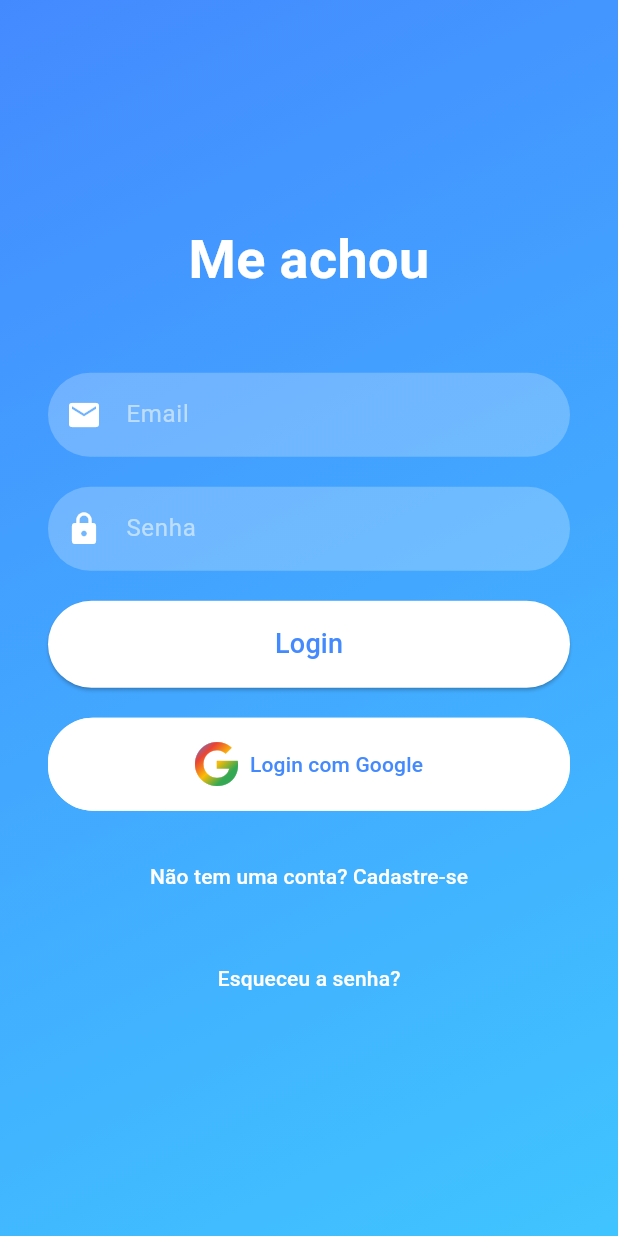
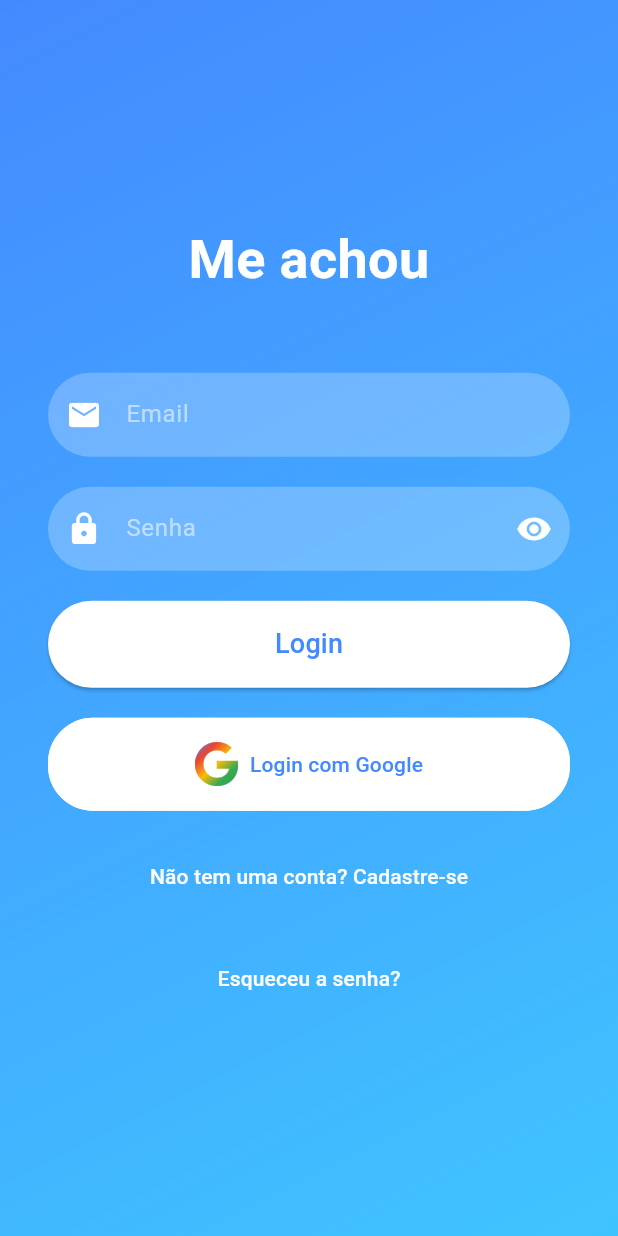
Before and after one commit to rafaelccorrea/me-achou-mobile, a Flutter app: the screen it shows after launch, on a phone screen of 412 x 824 dp. Run offline on Flutter 3.47's test engine with Material 3 defaults, Android fonts, the phone set to English and light mode, and no system bars; our stand-ins replace flutter_dotenv, flutter_secure_storage, fluttertoast, font_awesome_flutter.

Commit message:
adjustements login input password

```diff
--- a/lib/screens/login_screen.dart
+++ b/lib/screens/login_screen.dart
@@ -19,6 +19,7 @@ class _LoginScreenState extends State<LoginScreen> {
   final _passwordController = TextEditingController();
   final AuthService _authService = AuthService();
   bool _loading = false;
+  bool _obscureText = true; // Controla a visibilidade da senha
 
   void _showLoading() {
     setState(() {
@@ -129,9 +130,22 @@ class _LoginScreenState extends State<LoginScreen> {
                         borderRadius: BorderRadius.circular(30),
                         borderSide: BorderSide.none,
                       ),
+                      suffixIcon: IconButton(
+                        icon: Icon(
+                          _obscureText
+                              ? Icons.visibility
+                              : Icons.visibility_off,
+                          color: Colors.white,
+                        ),
+                        onPressed: () {
+                          setState(() {
+                            _obscureText = !_obscureText;
+                          });
+                        },
+                      ),
                     ),
                     style: const TextStyle(color: Colors.white),
-                    obscureText: true,
+                    obscureText: _obscureText,
                     validator: (value) {
                       if (value == null || value.isEmpty) {
                         return 'Por favor, insira sua senha';
```
